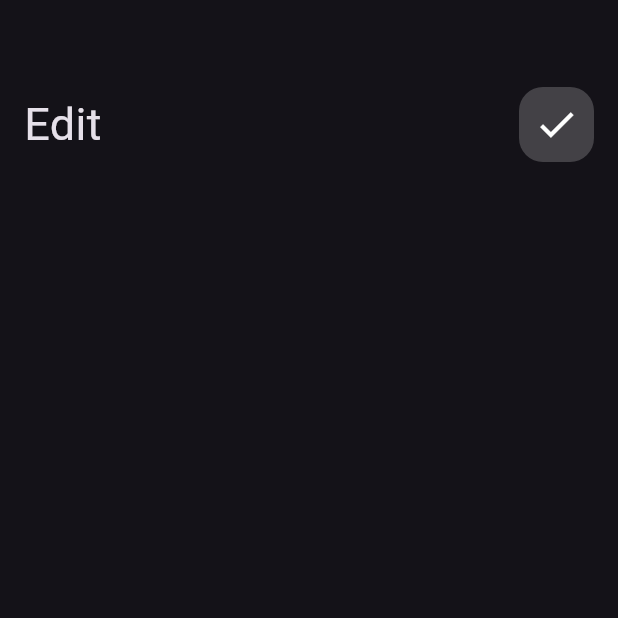
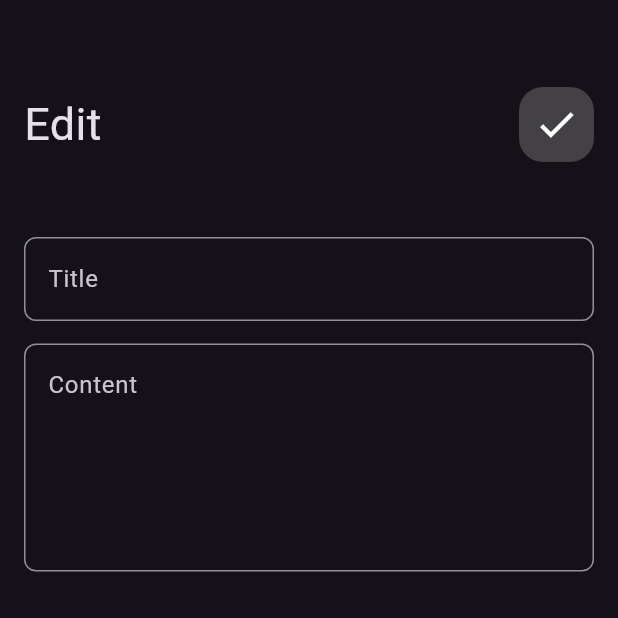
Before and after one commit to ATHEKILLER17/Noteapp, a Flutter app: the screen it shows after launch, after a tap on "New Note", on a phone screen of 412 x 824 dp, the top half of it. Run offline on Flutter 3.47's test engine with Material 3 defaults, Android fonts, the phone set to English and light mode, and no system bars.

Commit message:
finishing edit note view

```diff
--- a/lib/main.dart
+++ b/lib/main.dart
@@ -15,7 +15,7 @@ class Noteapp extends StatelessWidget {
         brightness: Brightness.dark,
       ),
       debugShowCheckedModeBanner: false,
-      home: Notepage(),
+      home: const Notepage(),
     );
   }
 }
--- a/lib/views/edit_view.dart
+++ b/lib/views/edit_view.dart
@@ -1,5 +1,6 @@
 import 'package:flutter/material.dart';
 import 'package:noteapp/views/widgets/custom_appbare.dart';
+import 'package:noteapp/views/widgets/customtextfield.dart';
 
 class Editview extends StatelessWidget {
   const Editview({super.key});
@@ -18,6 +19,14 @@ class Editview extends StatelessWidget {
               name: 'Edit',
               icon: Icons.check,
             ),
+            SizedBox(
+              height: 50,
+            ),
+            Customtextfield(name: 'Title'),
+            SizedBox(
+              height: 15,
+            ),
+            Customtextfield(name: 'Content', maxlines: 5),
           ],
         ),
       ),
--- a/lib/views/notebage.dart
+++ b/lib/views/notebage.dart
@@ -26,7 +26,7 @@ class Notepage extends StatelessWidget {
           ),
           Customappbare(
             name: 'Note',
-            icon: Icons.note_add,
+            icon: Icons.search,
           ),
           Expanded(child: Notelistview()),
         ]),
--- /dev/null
+++ b/lib/views/widgets/customtextfield.dart
@@ -0,0 +1,18 @@
+import 'package:flutter/material.dart';
+
+class Customtextfield extends StatelessWidget {
+  const Customtextfield({super.key, this.maxlines, required this.name});
+  final int? maxlines;
+  final String name;
+  @override
+  Widget build(BuildContext context) {
+    return TextField(
+        maxLines: maxlines,
+        decoration: InputDecoration(
+          hintText: name,
+          border: OutlineInputBorder(
+            borderRadius: BorderRadius.circular(8),
+          ),
+        ));
+  }
+}
```
Also changed, not shown: lib/views/widgets/addnoteiteminsheet.dart (+6 -17 lines), lib/views/widgets/custombutton.dart (added, +25 -0 lines).
